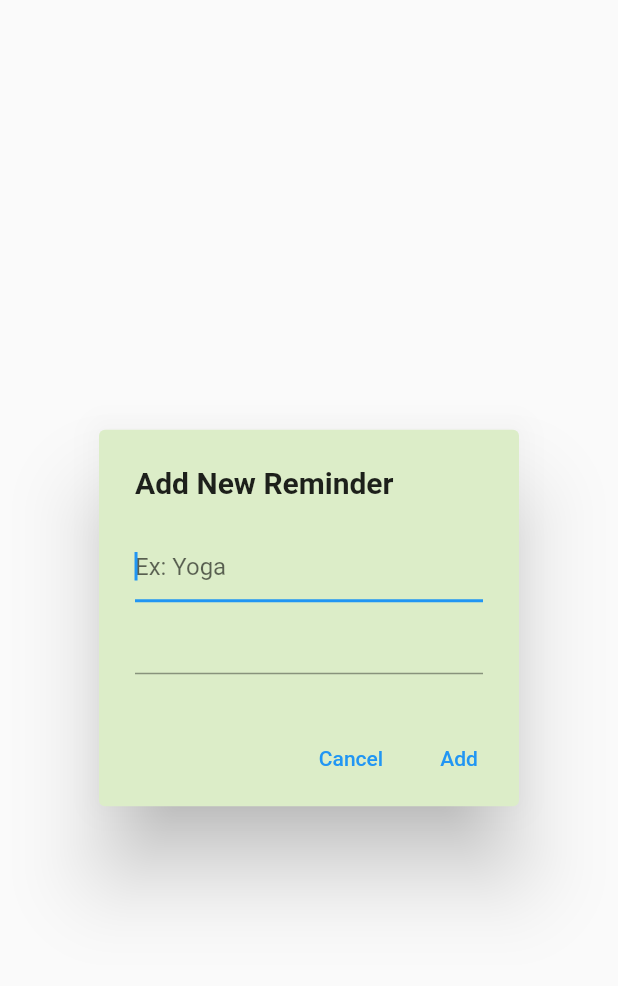
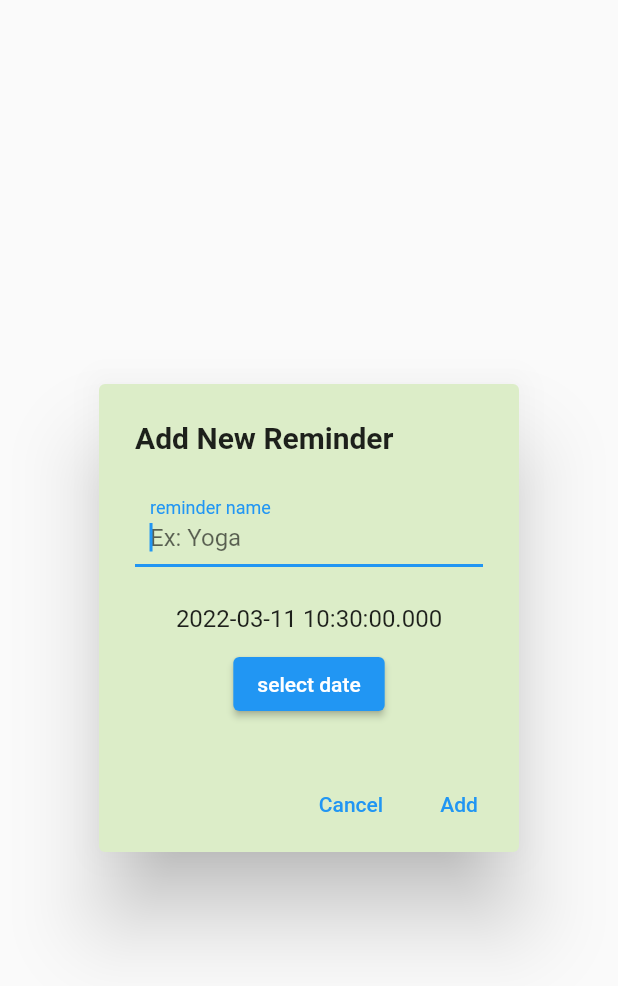
Before and after one commit to KhornSokheng/home_fitness_app, a Flutter app: the AddEvent widget shown alone on an empty page, opened directly, on a phone screen of 412 x 824 dp. Shown: the top 986 px of the screen. Run offline on Flutter 3.47's test engine with Material 2 defaults, Android fonts, the phone set to English and light mode, and no system bars; our stand-ins replace badges, curved_navigation_bar, font_awesome_flutter.

Commit message:
add date picker, add onpressed fn to event card

```diff
--- a/lib/screens/notification/add_event.dart
+++ b/lib/screens/notification/add_event.dart
@@ -10,6 +10,8 @@ class AddEvent extends StatefulWidget {
 }
 
 class _AddEventState extends State<AddEvent> {
+
+  DateTime date = DateTime.now();
 
   late TextEditingController eventNameController;
   @override
@@ -52,18 +54,46 @@ class _AddEventState extends State<AddEvent> {
           mainAxisSize: MainAxisSize.min,
           children: [
             TextField(
+
               decoration: InputDecoration(
-                hintText: 'Ex: Yoga'
+                contentPadding: EdgeInsets.all(10),
+                hintText: 'Ex: Yoga',
+                labelText: 'reminder name'
               ),
               autofocus: true,
               controller: eventNameController,
               onSubmitted: (_)=>submit(),
 
             ),
-            TextField(
-              autofocus: true,
+            SizedBox(height: 25,),
+            Text('$date'),
+            SizedBox(height: 10,),
+            ElevatedButton(
+                child: Text('select date'),
+                onPressed: () async {
+                  DateTime? selectedDate = await showDatePicker(
+                    initialDatePickerMode: DatePickerMode.day,
+                      context: context,
+                      initialDate: DateTime.now(),
+                      firstDate: date,
+                      lastDate: DateTime(2100)
+                  );
 
-            ),
+                  // if 'cancel' => null
+                  if(selectedDate == null) {
+                    setState(() {
+                      date = date.add(const Duration(days: 1));
+                    });
+                    return;
+                  }
+
+                  // if 'OK', we got a DataTime obj
+                  setState(() {
+                    date = selectedDate;
+                  });
+                },
+            )
+
           ],
         )
 
@@ -73,7 +103,7 @@ class _AddEventState extends State<AddEvent> {
   }
   void submit(){
     // print(eventNameController.text);
-    Event e = Event(name: eventNameController.text, date: DateTime.now(), status: 'new');
+    Event e = Event(name: eventNameController.text, date: date, status: 'new');
     Navigator.of(context).pop(e);
 
     // eventNameController.clear();
```
Also changed, not shown: lib/screens/notification/event_card.dart (+65 -9 lines).
